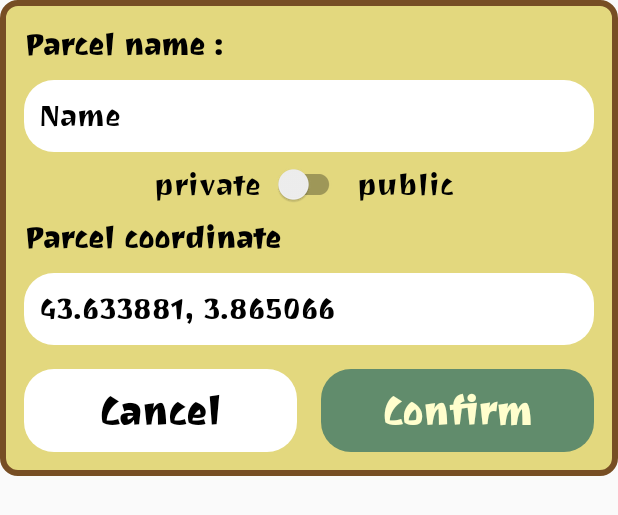
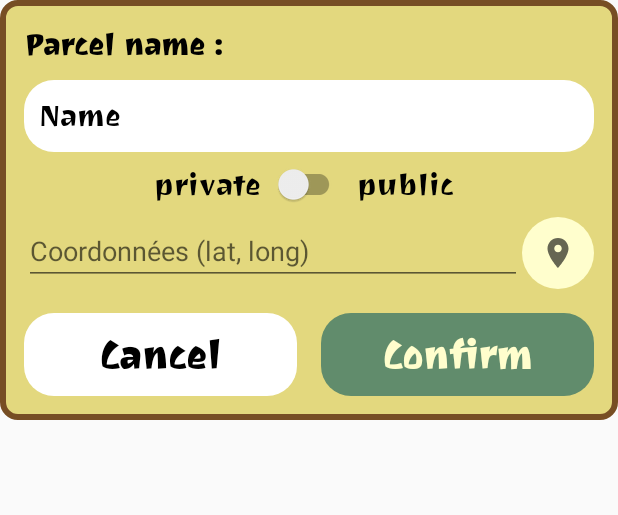
Before and after one commit to DrHurel/EcoPlant, an Android app built with Jetpack Compose: the layout create_parcel_alert.xml on its own in the app's theme, with its tools: preview values and no code run, on a phone screen of 412 x 824 dp. Shown: the top 515 px of the screen. Run offline under Robolectric (Android 15) with nearby library versions, the phone set to English and light mode, and no system bars.

Commit message:
feat(parcels): add location permissions and implement functionality to retrieve user location

```diff
--- a/app/src/main/AndroidManifest.xml
+++ b/app/src/main/AndroidManifest.xml
@@ -7,6 +7,8 @@
     <uses-permission android:name="android.permission.CAMERA" />
     <uses-permission android:name="android.permission.INTERNET" />
     <uses-permission android:name="android.permission.ACCESS_NETWORK_STATE" />
+    <uses-permission android:name="android.permission.ACCESS_FINE_LOCATION" />
+    <uses-permission android:name="android.permission.ACCESS_COARSE_LOCATION" />
     <uses-permission
         android:name="android.permission.WRITE_EXTERNAL_STORAGE"
         android:maxSdkVersion="28" />
--- /dev/null
+++ b/app/src/main/res/drawable/location.xml
@@ -0,0 +1,11 @@
+<?xml version="1.0" encoding="utf-8"?>
+<vector xmlns:android="http://schemas.android.com/apk/res/android"
+    android:width="24dp"
+    android:height="24dp"
+    android:viewportWidth="24"
+    android:viewportHeight="24"
+    android:tint="?attr/colorControlNormal">
+    <path
+        android:fillColor="@android:color/white"
+        android:pathData="M12,2C8.13,2 5,5.13 5,9c0,5.25 7,13 7,13s7,-7.75 7,-13c0,-3.87 -3.13,-7 -7,-7zM12,11.5c-1.38,0 -2.5,-1.12 -2.5,-2.5s1.12,-2.5 2.5,-2.5 2.5,1.12 2.5,2.5 -1.12,2.5 -2.5,2.5z"/>
+</vector>
--- a/app/src/main/res/layout/create_parcel_alert.xml
+++ b/app/src/main/res/layout/create_parcel_alert.xml
@@ -2,21 +2,20 @@
 <LinearLayout xmlns:android="http://schemas.android.com/apk/res/android"
     android:layout_width="match_parent"
     android:layout_height="wrap_content"
+    android:background="@drawable/alert_rounded_background"
+    android:minWidth="300dp"
     android:orientation="vertical"
-    android:padding="16dp"
-    android:minWidth="300dp"
-    android:background="@drawable/alert_rounded_background"
-    >
+    android:padding="16dp">
 
     <TextView
         android:layout_width="wrap_content"
         android:layout_height="wrap_content"
         android:layout_gravity="start"
         android:fontFamily="@font/joti_one"
+        android:hint="@string/parcel_name"
         android:textColorHint="@color/black"
-        android:hint="@string/parcel_name"
-        android:textStyle="bold"
-        android:textSize="20sp"/>
+        android:textSize="20sp"
+        android:textStyle="bold" />
 
     <EditText
         android:id="@+id/parcel_name"
@@ -26,32 +25,32 @@
         android:background="@drawable/rounded_background"
         android:fontFamily="@font/joti_one"
         android:hint="@string/name"
+        android:imeOptions="actionNext"
+        android:importantForAutofill="no"
+        android:inputType="text"
         android:minHeight="48dp"
         android:textColorHint="@color/black"
-        android:textSize="20sp"
-        android:inputType="text"
-        android:imeOptions="actionNext"
-        android:importantForAutofill="no"/>
+        android:textSize="20sp" />
 
     <LinearLayout
         android:layout_width="match_parent"
         android:layout_height="wrap_content"
+        android:gravity="center"
         android:orientation="horizontal"
-        android:gravity="center"
-        android:paddingVertical="8dp"
-        android:paddingHorizontal="4dp">
+        android:paddingHorizontal="4dp"
+        android:paddingVertical="8dp">
 
         <TextView
             android:layout_width="0dp"
             android:layout_height="wrap_content"
             android:layout_weight="1"
+            android:ellipsize="end"
+            android:fontFamily="@font/joti_one"
+            android:gravity="end"
+            android:maxLines="1"
             android:text="@string/private_"
             android:textColor="@color/black"
-            android:textSize="20sp"
-            android:maxLines="1"
-            android:ellipsize="end"
-            android:gravity="end"
-            android:fontFamily="@font/joti_one"/>
+            android:textSize="20sp" />
 
         <!-- Switch au milieu -->
         <androidx.appcompat.widget.SwitchCompat
@@ -60,85 +59,82 @@
             android:layout_height="wrap_content"
             android:layout_marginHorizontal="8dp"
             android:thumbTint="@color/safety_orange"
-            android:trackTint="@color/rich_black"/>
+            android:trackTint="@color/rich_black" />
 
         <TextView
             android:layout_width="0dp"
             android:layout_height="wrap_content"
             android:layout_weight="1"
+            android:ellipsize="end"
+            android:fontFamily="@font/joti_one"
+            android:gravity="start"
+            android:maxLines="1"
             android:text="@string/public_"
             android:textColor="@color/black"
-            android:textSize="20sp"
-            android:maxLines="1"
-            android:ellipsize="end"
-            android:gravity="start"
-            android:fontFamily="@font/joti_one"/>
+            android:textSize="20sp" />
     </LinearLayout>
 
-    <TextView
-        android:layout_width="wrap_content"
-        android:layout_height="wrap_content"
-        android:layout_gravity="start"
-        android:fontFamily="@font/joti_one"
-        android:textColorHint="@color/black"
-        android:hint="@string/parcel_coordinate"
-        android:textStyle="bold"
-        android:textSize="20sp"/>
-
-    <EditText
-        android:id="@+id/parcel_coordinates"
+    <LinearLayout
         android:layout_width="match_parent"
         android:layout_height="wrap_content"
-        android:layout_marginTop="10dp"
-        android:background="@drawable/rounded_background"
-        android:fontFamily="@font/joti_one"
-        android:hint="@string/_43_633881_3_865066"
-        android:importantForAutofill="no"
-        android:minHeight="48dp"
-        android:textColorHint="@color/black"
-        android:textSize="20sp"
-        android:inputType="numberDecimal"
-        android:imeOptions="actionDone"
-        android:digits="0123456789.,-() "/>
+        android:orientation="horizontal">
 
+        <EditText
+            android:id="@+id/parcel_coordinates"
+            android:layout_width="0dp"
+            android:layout_height="wrap_content"
+            android:layout_weight="1"
+            android:hint="Coordonnées (lat, long)"
+            android:inputType="text" />
+
+        <ImageButton
+            android:id="@+id/get_location_button"
+            android:layout_width="48dp"
+            android:layout_height="48dp"
+            android:layout_gravity="center_vertical"
+            android:background="@drawable/round"
+            android:backgroundTint="@color/light_cream"
+            android:contentDescription="Obtenir ma position"
+            android:src="@drawable/location" />
+    </LinearLayout>
 
     <LinearLayout
         style="?android:attr/buttonBarStyle"
         android:layout_width="match_parent"
         android:layout_height="wrap_content"
-        android:orientation="horizontal"
-        android:layout_marginTop="16dp">
+        android:layout_marginTop="16dp"
+        android:orientation="horizontal">
 
         <Button
             android:id="@+id/cancel_button"
             style="?android:attr/buttonBarButtonStyle"
             android:layout_width="0dp"
             android:layout_height="wrap_content"
+            android:layout_marginEnd="8dp"
             android:layout_weight="1"
-            android:layout_marginEnd="8dp"
-            android:textSize="26sp"
-            android:textStyle="bold"
             android:background="@drawable/rounded_background"
             android:backgroundTint="@color/white"
             android:fontFamily="@font/joti_one"
             android:hint="@string/cancel"
             android:textAllCaps="false"
-            android:textColorHint="@color/black" />
+            android:textColorHint="@color/black"
+            android:textSize="26sp"
+            android:textStyle="bold" />
 
         <Button
             android:id="@+id/confirm_button"
             style="?android:attr/buttonBarButtonStyle"
             android:layout_width="0dp"
             android:layout_height="wrap_content"
+            android:layout_marginStart="8dp"
             android:layout_weight="1"
-            android:layout_marginStart="8dp"
-            android:textSize="26sp"
-            android:textStyle="bold"
             android:background="@drawable/rounded_background"
             android:backgroundTint="@color/sage_green"
             android:fontFamily="@font/joti_one"
             android:hint="@string/confirm"
             android:textAllCaps="false"
-            android:textColorHint="@color/light_cream" />
+            android:textColorHint="@color/light_cream"
+            android:textSize="26sp"
+            android:textStyle="bold" />
     </LinearLayout>
 </LinearLayout>
```
Also changed, not shown: app/src/main/java/fr/hureljeremy/gitea/ecoplant/pages/ParcelsActivity.kt (+106 -0 lines).
